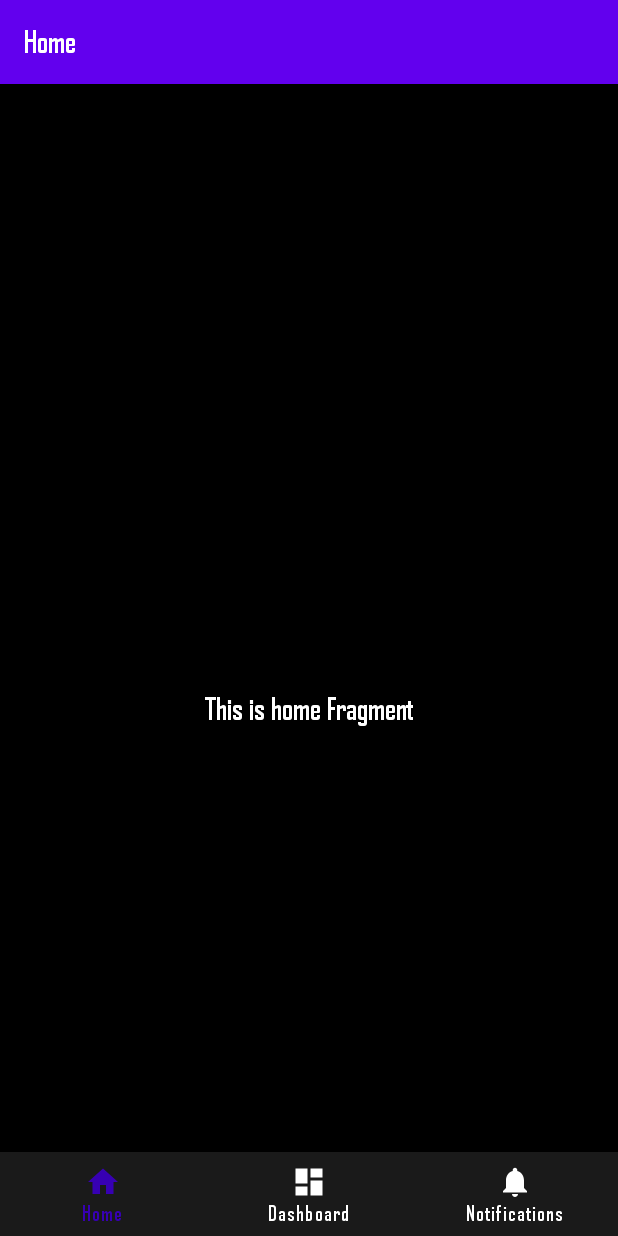
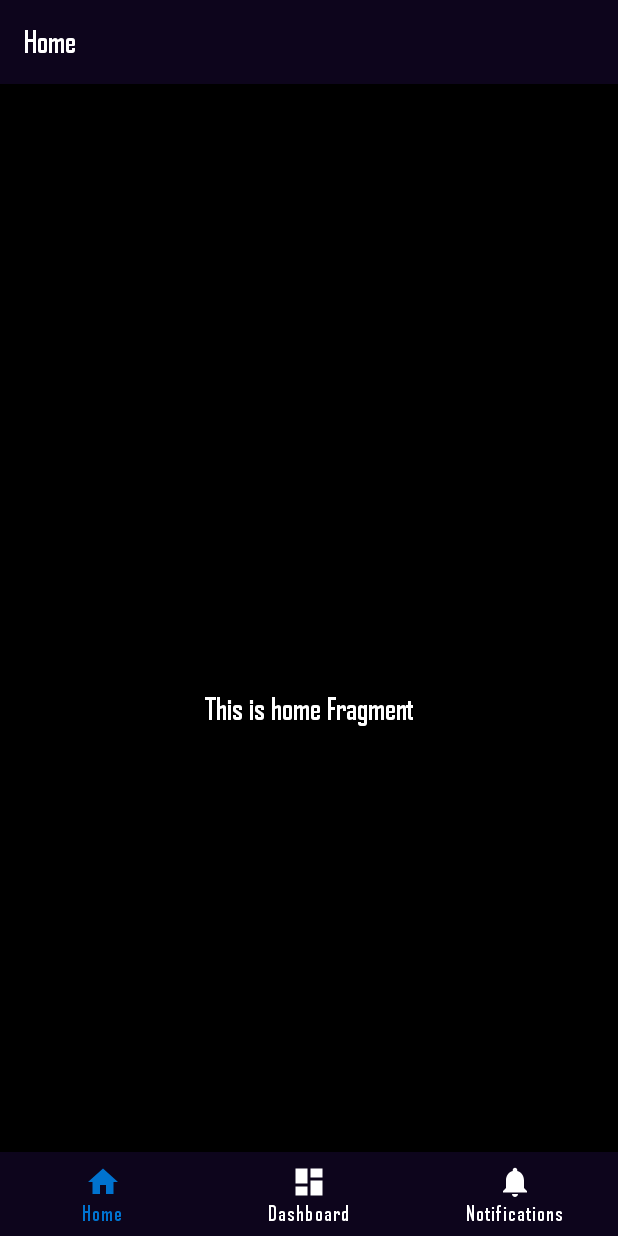
Before and after one commit to JairRodrigue/QuimLab-App, an Android app: the screen it shows after launch (MainActivity), on a phone screen of 412 x 824 dp. Run offline under Robolectric (Android 15) with nearby library versions, the phone set to English and light mode, and no system bars; our stand-ins replace navigation-ui.

Commit message:
Melhoria das cores

```diff
--- a/app/src/main/res/color/bottom_navigation_item_color_selector.xml
+++ b/app/src/main/res/color/bottom_navigation_item_color_selector.xml
@@ -1,7 +1,7 @@
 <?xml version="1.0" encoding="utf-8"?>
 <selector xmlns:android="http://schemas.android.com/apk/res/android">
     <!-- Estado: item está selecionado -->
-    <item android:color="@color/purple_700" android:state_checked="true"/>
+    <item android:color="@color/azul_padrao" android:state_checked="true"/>
     <!-- Estado: item não está selecionado -->
-    <item android:color="@android:color/white"/>
+    <item android:color="@color/branco" />
 </selector>
--- a/app/src/main/res/layout/activity_main.xml
+++ b/app/src/main/res/layout/activity_main.xml
@@ -11,7 +11,7 @@
         android:id="@+id/nav_view"
         android:layout_width="match_parent"
         android:layout_height="wrap_content"
-        android:background="@color/preto_escuro_meio_roxo"
+        android:background="@color/preto2"
         app:layout_constraintBottom_toBottomOf="parent"
         app:layout_constraintLeft_toLeftOf="parent"
         app:layout_constraintRight_toRightOf="parent"
--- a/app/src/main/res/layout/fragment_home.xml
+++ b/app/src/main/res/layout/fragment_home.xml
@@ -15,7 +15,7 @@
         android:layout_marginEnd="8dp"
         android:textAlignment="center"
         android:textSize="20sp"
-        android:textColor="@color/white"
+        android:textColor="@color/branco"
         app:layout_constraintBottom_toBottomOf="parent"
         app:layout_constraintEnd_toEndOf="parent"
         app:layout_constraintStart_toStartOf="parent"
--- a/app/src/main/res/navigation/mobile_navigation.xml
+++ b/app/src/main/res/navigation/mobile_navigation.xml
@@ -3,8 +3,7 @@
     xmlns:app="http://schemas.android.com/apk/res-auto"
     xmlns:tools="http://schemas.android.com/tools"
     android:id="@+id/mobile_navigation"
-    app:startDestination="@+id/navigation_home"
-    app:itemTextAppearance="@style/BottomNavigationStyle">
+    app:startDestination="@+id/navigation_home">
 
     <fragment
         android:id="@+id/navigation_home"
--- a/app/src/main/res/values-night/themes.xml
+++ b/app/src/main/res/values-night/themes.xml
@@ -1,16 +1,6 @@
 <resources xmlns:tools="http://schemas.android.com/tools">
     <!-- Base application theme. -->
     <style name="Theme.QuimLab" parent="Theme.MaterialComponents.DayNight.DarkActionBar">
-        <!-- Primary brand color. -->
-        <item name="colorPrimary">@color/purple_200</item>
-        <item name="colorPrimaryVariant">@color/purple_700</item>
-        <item name="colorOnPrimary">@color/black</item>
-        <!-- Secondary brand color. -->
-        <item name="colorSecondary">@color/teal_200</item>
-        <item name="colorSecondaryVariant">@color/teal_200</item>
-        <item name="colorOnSecondary">@color/black</item>
-        <!-- Status bar color. -->
-        <item name="android:statusBarColor">?attr/colorPrimaryVariant</item>
-        <!-- Customize your theme here. -->
+
     </style>
 </resources>
--- a/app/src/main/res/values/colors.xml
+++ b/app/src/main/res/values/colors.xml
@@ -1,13 +1,9 @@
 <?xml version="1.0" encoding="utf-8"?>
 <resources>
-    <color name="purple_200">#FFBB86FC</color>
-    <color name="purple_500">#FF6200EE</color>
-    <color name="purple_700">#FF3700B3</color>
-    <color name="teal_200">#FF03DAC5</color>
-    <color name="teal_700">#FF018786</color>
-    <color name="black">#FF000000</color>
-    <color name="white">#FFFFFFFF</color>
-    <color name="cor_preto_meio_cinza">#808080</color>
-    <color name="preto_escuro_meio_roxo">#1A1A1A</color>
+    <color name="roxo_padrao">#FF6200EE</color>
+    <color name="azul_padrao">#0073cf</color>
+    <color name="preto">#FF000000</color>
+    <color name="branco">#FFFFFFFF</color>
+    <color name="preto2">#0d051c</color>
 
 </resources>
--- a/app/src/main/res/values/themes.xml
+++ b/app/src/main/res/values/themes.xml
@@ -4,13 +4,13 @@
         <!-- Primary brand color. -->
         <item name="android:windowBackground">@android:color/black</item>
         <item name="android:fontFamily">@font/agencyb</item>
-        <item name="colorPrimary">@color/purple_500</item>
-        <item name="colorPrimaryVariant">@color/purple_700</item>
-        <item name="colorOnPrimary">@color/white</item>
+        <item name="colorPrimary">@color/preto2</item>
+        <item name="colorPrimaryVariant">@color/preto2</item>
+        <item name="colorOnPrimary">@color/branco</item>
         <!-- Secondary brand color. -->
-        <item name="colorSecondary">@color/teal_200</item>
-        <item name="colorSecondaryVariant">@color/teal_700</item>
-        <item name="colorOnSecondary">@color/black</item>
+        <item name="colorSecondary">@color/branco</item>
+        <item name="colorSecondaryVariant">@color/preto2</item>
+        <item name="colorOnSecondary">@color/preto</item>
 
         <!-- Status bar color. -->
         <item name="android:statusBarColor">?attr/colorPrimaryVariant</item>
@@ -18,10 +18,4 @@
     </style>
     <style name="Theme.LeafStock" parent="Theme.QuimLab" />
 
-    <!-- style da barra de navegação -->
-    <style name="BottomNavigationStyle" parent="Widget.Design.BottomNavigationView">
-        <item name="android:background">@color/purple_700</item>
-        <item name="itemIconTint">@color/purple_700</item>
-    </style>
-
 </resources>
```
